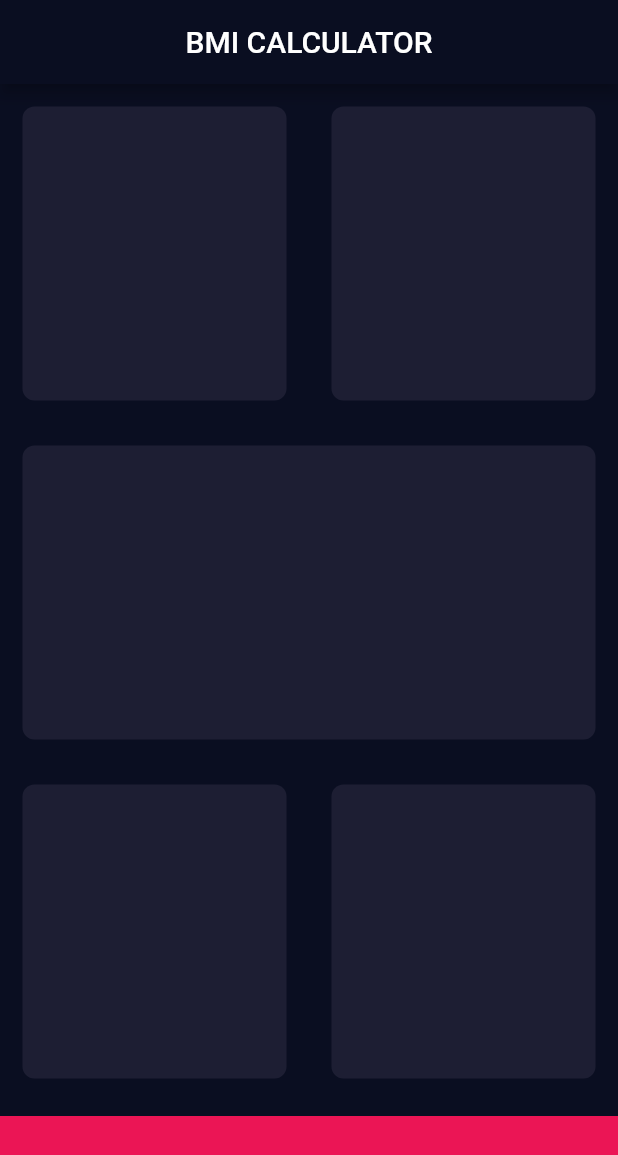
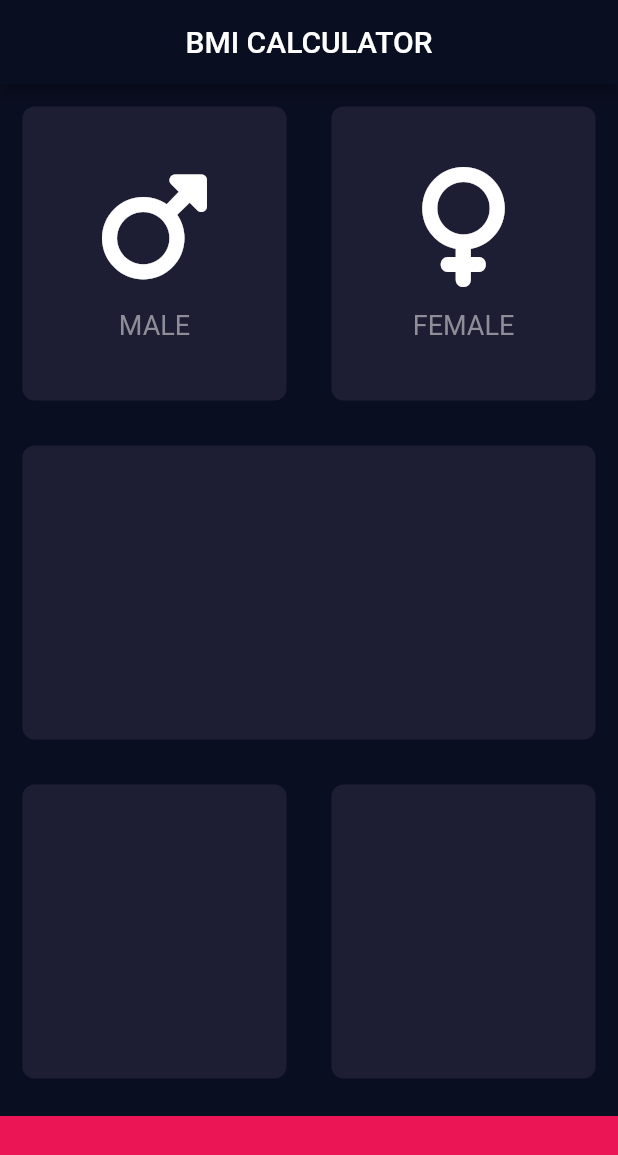
Before and after one commit to g0beze/bmi_calculator, a Flutter app: the screen it shows after launch, on a phone screen of 412 x 824 dp. Shown: the top 1155 px of the screen. Run offline on Flutter 3.47's test engine with Material 2 defaults, Android fonts, the phone set to English and light mode, and no system bars; our stand-ins replace font_awesome_flutter.

Commit message:
added Icons, refactored IconContent widget

```diff
--- a/lib/input_page.dart
+++ b/lib/input_page.dart
@@ -1,4 +1,5 @@
 import 'package:flutter/material.dart';
+import 'package:font_awesome_flutter/font_awesome_flutter.dart';
 
 const bottomContainerHeight = 80.0;
 const Color defaultColour = Color(0XFF1D1E33);
@@ -24,11 +25,19 @@ class _InputPageState extends State<InputPage> {
                 Expanded(
                   child: ResuableCard(
                     colour: defaultColour,
+                    cardChild: IconContent(
+                      icn: FontAwesomeIcons.mars,
+                      txt: 'MALE',
+                    ),
                   ),
                 ),
                 Expanded(
                   child: ResuableCard(
                     colour: defaultColour,
+                    cardChild: IconContent(
+                      icn: FontAwesomeIcons.venus,
+                      txt: 'FEMALE',
+                    ),
                   ),
                 ),
               ],
@@ -67,6 +76,36 @@ class _InputPageState extends State<InputPage> {
   }
 }
 
+class IconContent extends StatelessWidget {
+  IconContent({required this.icn, required this.txt});
+
+  final IconData icn;
+  final String txt;
+
+  @override
+  Widget build(BuildContext context) {
+    return Column(
+      mainAxisAlignment: MainAxisAlignment.center,
+      children: [
+        Icon(
+          icn,
+          size: 80,
+        ),
+        const SizedBox(
+          height: 15,
+        ),
+        Text(
+          txt,
+          style: const TextStyle(
+            fontSize: 18.0,
+            color: Color(0xFF8D8E98),
+          ),
+        )
+      ],
+    );
+  }
+}
+
 class ResuableCard extends StatelessWidget {
   ResuableCard({required this.colour, this.cardChild});
   final Color colour;
--- a/pubspec.yaml
+++ b/pubspec.yaml
@@ -35,6 +35,7 @@ dependencies:
   # The following adds the Cupertino Icons font to your application.
   # Use with the CupertinoIcons class for iOS style icons.
   cupertino_icons: ^1.0.2
+  font_awesome_flutter: ^10.4.0
 
 dev_dependencies:
   flutter_test:
```
Also changed, not shown: pubspec.lock.
